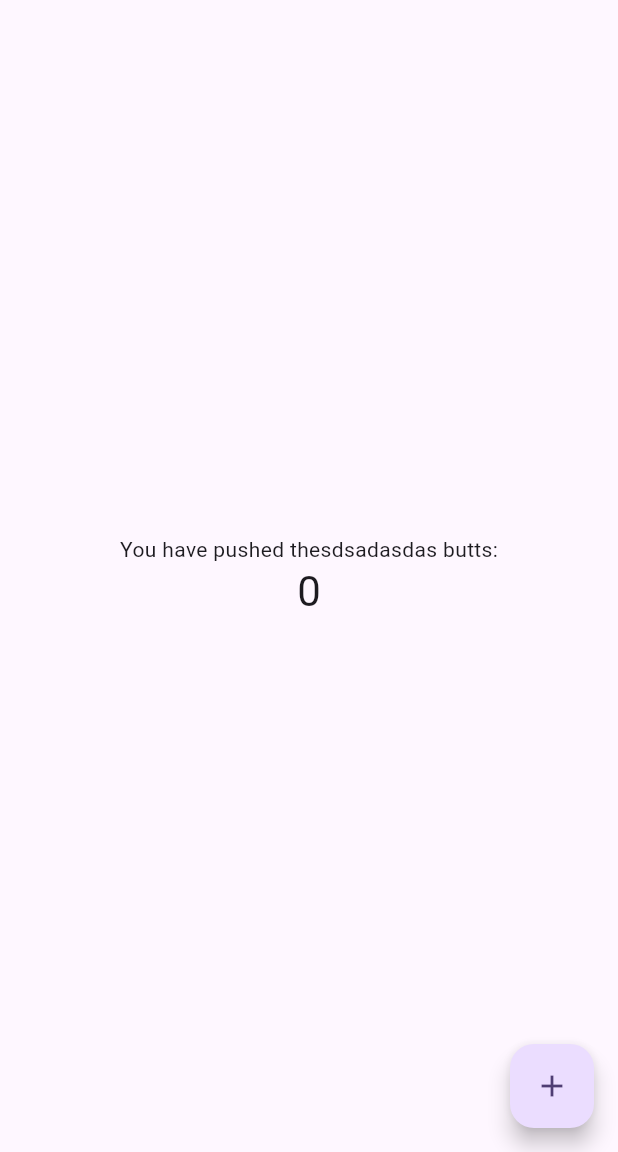
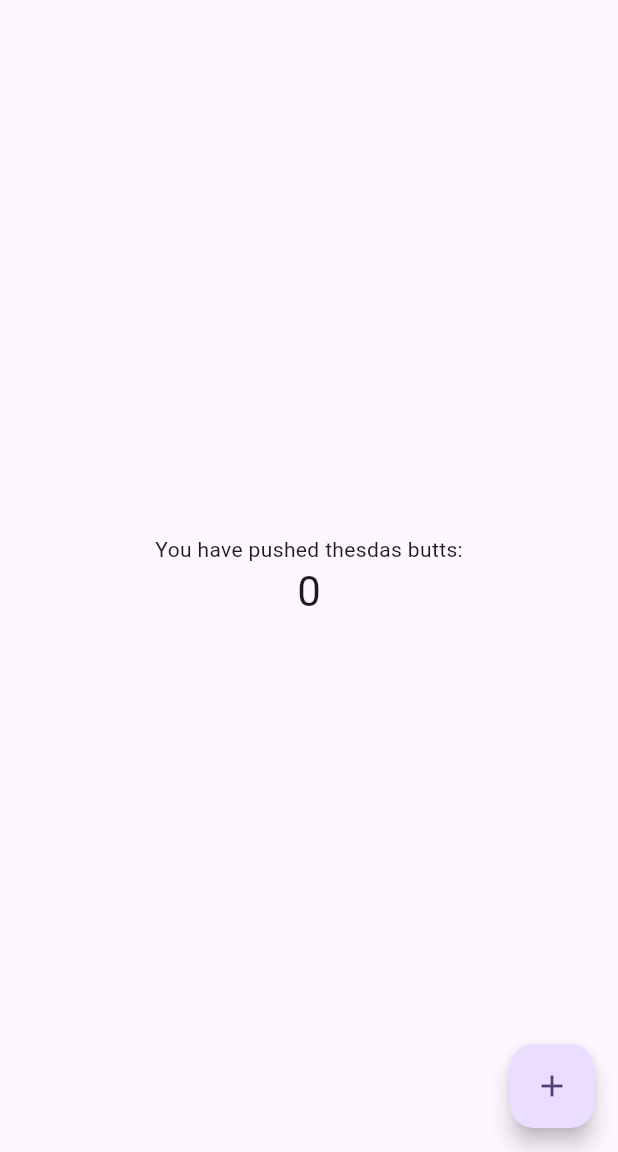
Before and after one commit to mohammednees/appiottry, a Flutter app: the screen it shows after launch, on a phone screen of 412 x 824 dp, the part 84-1236 px from its top. Run offline on Flutter 3.47's test engine with Material 2 defaults, Android fonts, the phone set to English and light mode, and no system bars.

Commit message:
Update main.dart

```diff
--- a/lib/main.dart
+++ b/lib/main.dart
@@ -106,7 +106,7 @@ class _MyHomePageState extends State<MyHomePage> {
           mainAxisAlignment: MainAxisAlignment.center,
           children: <Widget>[
             const Text(
-              'You have pushed thesdsadasdas butts:',
+              'You have pushed thesdas butts:',
             ),
             Text(
               '$_counter',
```
